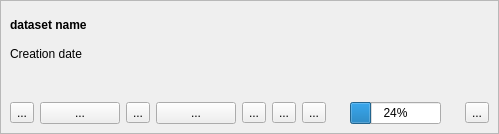
Old version of the form LDMP/gui/WidgetDatasetItem.ui in the repository ConservationInternational/trends.earth.
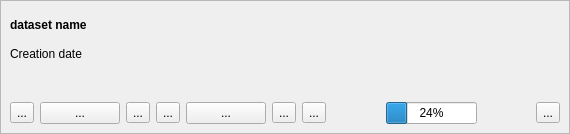
New version of the form.

Commit message: Shift vector load button so location is similar to that for rasters

The edit to the form file:
```diff
--- a/LDMP/gui/WidgetDatasetItem.ui
+++ b/LDMP/gui/WidgetDatasetItem.ui
@@ -6,7 +6,7 @@
    <rect>
     <x>0</x>
     <y>0</y>
-    <width>499</width>
+    <width>570</width>
     <height>134</height>
    </rect>
   </property>
@@ -120,6 +120,13 @@
           </property>
          </widget>
         </item>
+        <item>
+         <widget class="QToolButton" name="load_tb">
+          <property name="text">
+           <string>...</string>
+          </property>
+         </widget>
+        </item>
         <item>
          <widget class="QToolButton" name="open_details_tb">
           <property name="toolTip">
@@ -147,13 +154,6 @@
           </property>
          </widget>
         </item>
-        <item>
-         <widget class="QToolButton" name="load_tb">
-          <property name="text">
-           <string>...</string>
-          </property>
-         </widget>
-        </item>
         <item>
          <widget class="QToolButton" name="edit_tb">
           <property name="text">
```
